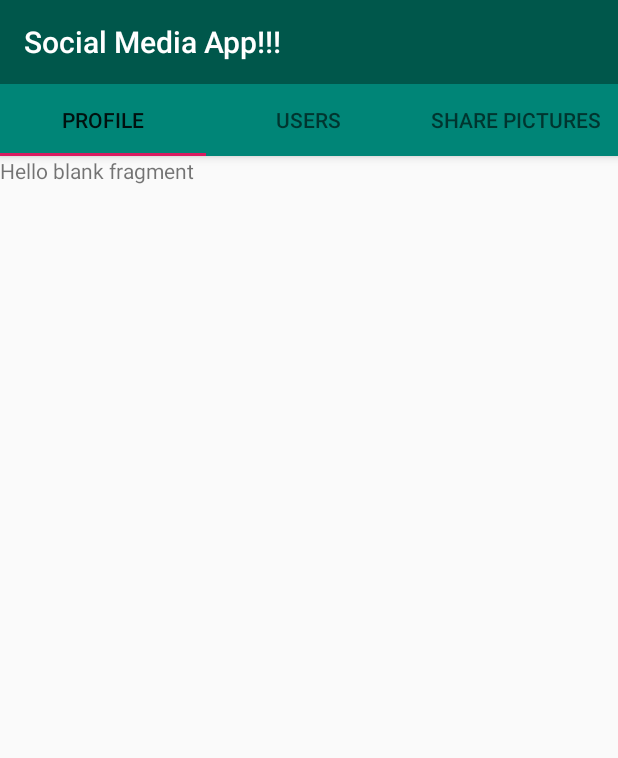
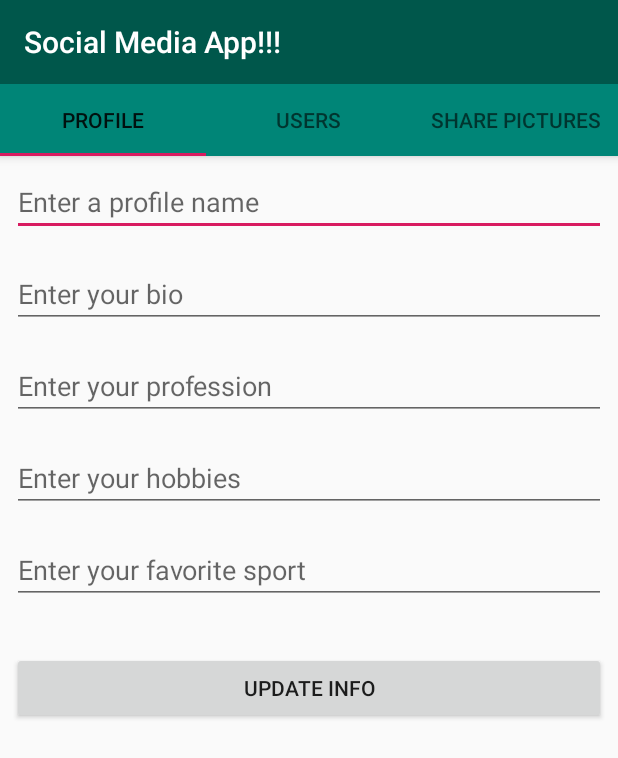
Before and after one commit to reyniskhan/InstagramClone, an Android app: the ProfileTab screen opened directly, with no data from a screen before it, on a phone screen of 412 x 824 dp. Shown: the top 758 px of the screen. Run offline under Robolectric (Android 15) with nearby library versions, the phone set to English and light mode, and no system bars; libraries missing offline, so code that uses them is left out: com.parse; 9 statements that could not run were skipped.

Commit message:
Implemented Users and Profile tab

```diff
--- a/app/src/main/AndroidManifest.xml
+++ b/app/src/main/AndroidManifest.xml
@@ -2,6 +2,7 @@
 <manifest xmlns:android="http://schemas.android.com/apk/res/android"
     package="com.example.instagramclone">
 
+    <uses-permission android:name="android.permission.READ_EXTERNAL_STORAGE"/>
     <uses-permission android:name="android.permission.ACCESS_NETWORK_STATE" />
     <uses-permission android:name="android.permission.INTERNET" />
 
--- a/app/src/main/java/com/example/instagramclone/ProfileTab.java
+++ b/app/src/main/java/com/example/instagramclone/ProfileTab.java
@@ -5,8 +5,15 @@ import android.os.Bundle;
 import android.view.LayoutInflater;
 import android.view.View;
 import android.view.ViewGroup;
+import android.widget.Button;
+import android.widget.EditText;
+import android.widget.Toast;
 
 import androidx.fragment.app.Fragment;
+
+import com.parse.ParseException;
+import com.parse.ParseUser;
+import com.parse.SaveCallback;
 
 
 /**
@@ -14,6 +21,9 @@ import androidx.fragment.app.Fragment;
  */
 public class ProfileTab extends Fragment {
 
+    private EditText edtProfileName, edtProfileBio, edtProfileProfession, edtProfileHobbies,
+    edtProfileFavoriteSport;
+    private Button btnProfileUpdateInfo;
 
     public ProfileTab() {
         // Required empty public constructor
@@ -24,7 +34,57 @@ public class ProfileTab extends Fragment {
     public View onCreateView(LayoutInflater inflater, ViewGroup container,
                              Bundle savedInstanceState) {
         // Inflate the layout for this fragment
-        return inflater.inflate(R.layout.fragment_profile_tab, container, false);
+        View view = inflater.inflate(R.layout.fragment_profile_tab, container, false);
+        edtProfileName = view.findViewById(R.id.edtProfileName);
+        edtProfileBio = view.findViewById(R.id.edtProfileBio);
+        edtProfileProfession = view.findViewById(R.id.edtProfileProfession);
+        edtProfileHobbies = view.findViewById(R.id.edtProfileHobbies);
+        edtProfileFavoriteSport = view.findViewById(R.id.edtProfileFavoriteSport);
+        btnProfileUpdateInfo = view.findViewById(R.id.btnProfileUpdateInfo);
+
+        final ParseUser parseUser = ParseUser.getCurrentUser();
+
+        if (parseUser.get("profileName") == null){
+            edtProfileName.setText(" ");
+
+        }else {
+            edtProfileName.setText(parseUser.get("profileName").toString());
+
+        }
+
+        edtProfileBio.setText(parseUser.get("profileBio")+"");
+        edtProfileProfession.setText(parseUser.get("profileProfession")+"");
+        edtProfileHobbies.setText(parseUser.get("profileHobbies")+"");
+        edtProfileFavoriteSport.setText(parseUser.get("profileFavoriteSport")+"");
+
+
+
+        btnProfileUpdateInfo.setOnClickListener(new View.OnClickListener() {
+            @Override
+            public void onClick(View view) {
+
+                parseUser.put("profileName", edtProfileName.getText().toString());
+                parseUser.put("profileBio", edtProfileBio.getText().toString());
+                parseUser.put("profileProfession", edtProfileProfession.getText().toString());
+                parseUser.put("profileHobbies", edtProfileHobbies.getText().toString());
+                parseUser.put("profileFavoriteSport", edtProfileFavoriteSport.getText().toString());
+
+                parseUser.saveInBackground(new SaveCallback() {
+                    @Override
+                    public void done(ParseException e) {
+                        if (e == null) {
+                            Toast.makeText(getContext(),"Info Updated!!!",Toast.LENGTH_LONG).show();
+                        }else {
+                            Toast.makeText(getContext(),e.getMessage(),Toast.LENGTH_LONG).show();
+
+                        }
+                    }
+                });
+
+            }
+        });
+
+        return view;
     }
 
 }
--- a/app/src/main/java/com/example/instagramclone/UsersTab.java
+++ b/app/src/main/java/com/example/instagramclone/UsersTab.java
@@ -5,14 +5,29 @@ import android.os.Bundle;
 import android.view.LayoutInflater;
 import android.view.View;
 import android.view.ViewGroup;
+import android.widget.ArrayAdapter;
+import android.widget.ListView;
+import android.widget.TextView;
 
 import androidx.fragment.app.Fragment;
+
+import com.parse.FindCallback;
+import com.parse.ParseException;
+import com.parse.ParseQuery;
+import com.parse.ParseUser;
+
+import java.util.ArrayList;
+import java.util.List;
 
 
 /**
  * A simple {@link Fragment} subclass.
  */
 public class UsersTab extends Fragment {
+
+    private ListView listView;
+    private ArrayList arrayList;
+    private ArrayAdapter arrayAdapter;
 
 
     public UsersTab() {
@@ -24,7 +39,34 @@ public class UsersTab extends Fragment {
     public View onCreateView(LayoutInflater inflater, ViewGroup container,
                              Bundle savedInstanceState) {
         // Inflate the layout for this fragment
-        return inflater.inflate(R.layout.fragment_users_tab, container, false);
+        View view = inflater.inflate(R.layout.fragment_users_tab, container, false);
+
+        listView = view.findViewById(R.id.listView);
+        arrayList = new ArrayList();
+        arrayAdapter = new ArrayAdapter(getContext(),android.R.layout.simple_expandable_list_item_1,arrayList);
+        final TextView txtLoadingUsers = view.findViewById(R.id.txtLoadingUsers);
+
+        ParseQuery<ParseUser> parseQuery = ParseUser.getQuery();
+
+        parseQuery.whereNotEqualTo("username", ParseUser.getCurrentUser().getUsername());
+        parseQuery.findInBackground(new FindCallback<ParseUser>() {
+            @Override
+            public void done(List<ParseUser> users, ParseException e) {
+                if (e == null) {
+                    if(users.size()>0){
+                        for (ParseUser user:users){
+                            arrayList.add(user.getUsername());
+                        }
+                        listView.setAdapter(arrayAdapter);
+                        listView.setVisibility(View.VISIBLE);
+
+                        txtLoadingUsers.animate().alpha(0f).setDuration(1500);
+                    }
+                }
+            }
+        });
+
+        return view;
     }
 
 }
--- a/app/src/main/res/layout/fragment_profile_tab.xml
+++ b/app/src/main/res/layout/fragment_profile_tab.xml
@@ -1,14 +1,94 @@
 <?xml version="1.0" encoding="utf-8"?>
 <androidx.constraintlayout.widget.ConstraintLayout xmlns:android="http://schemas.android.com/apk/res/android"
+    xmlns:app="http://schemas.android.com/apk/res-auto"
     xmlns:tools="http://schemas.android.com/tools"
     android:layout_width="match_parent"
     android:layout_height="match_parent"
     tools:context=".ProfileTab">
 
     <!-- TODO: Update blank fragment layout -->
-    <TextView
-        android:layout_width="match_parent"
-        android:layout_height="match_parent"
-        android:text="@string/hello_blank_fragment" />
+
+    <EditText
+        android:id="@+id/edtProfileName"
+        android:layout_width="0dp"
+        android:layout_height="wrap_content"
+        android:layout_marginStart="8dp"
+        android:layout_marginTop="8dp"
+        android:layout_marginEnd="8dp"
+        android:ems="10"
+        android:hint="Enter a profile name"
+        android:inputType="textPersonName"
+        app:layout_constraintEnd_toEndOf="parent"
+        app:layout_constraintStart_toStartOf="parent"
+        app:layout_constraintTop_toTopOf="parent" />
+
+    <EditText
+        android:id="@+id/edtProfileBio"
+        android:layout_width="0dp"
+        android:layout_height="wrap_content"
+        android:layout_marginStart="8dp"
+        android:layout_marginTop="16dp"
+        android:layout_marginEnd="8dp"
+        android:ems="10"
+        android:hint="Enter your bio"
+        android:inputType="textPersonName"
+        app:layout_constraintEnd_toEndOf="parent"
+        app:layout_constraintStart_toStartOf="parent"
+        app:layout_constraintTop_toBottomOf="@+id/edtProfileName" />
+
+    <EditText
+        android:id="@+id/edtProfileProfession"
+        android:layout_width="0dp"
+        android:layout_height="wrap_content"
+        android:layout_marginStart="8dp"
+        android:layout_marginTop="16dp"
+        android:layout_marginEnd="8dp"
+        android:ems="10"
+        android:hint="Enter your profession"
+        android:inputType="textPersonName"
+        app:layout_constraintEnd_toEndOf="parent"
+        app:layout_constraintStart_toStartOf="parent"
+        app:layout_constraintTop_toBottomOf="@+id/edtProfileBio" />
+
+    <EditText
+        android:id="@+id/edtProfileHobbies"
+        android:layout_width="0dp"
+        android:layout_height="wrap_content"
+        android:layout_marginStart="8dp"
+        android:layout_marginTop="16dp"
+        android:layout_marginEnd="8dp"
+        android:ems="10"
+        android:hint="Enter your hobbies"
+        android:inputType="textPersonName"
+        app:layout_constraintEnd_toEndOf="parent"
+        app:layout_constraintStart_toStartOf="parent"
+        app:layout_constraintTop_toBottomOf="@+id/edtProfileProfession" />
+
+    <EditText
+        android:id="@+id/edtProfileFavoriteSport"
+        android:layout_width="0dp"
+        android:layout_height="wrap_content"
+        android:layout_marginStart="8dp"
+        android:layout_marginTop="16dp"
+        android:layout_marginEnd="8dp"
+        android:ems="10"
+        android:hint="Enter your favorite sport"
+        android:inputType="textPersonName"
+        app:layout_constraintEnd_toEndOf="parent"
+        app:layout_constraintStart_toStartOf="parent"
+        app:layout_constraintTop_toBottomOf="@+id/edtProfileHobbies" />
+
+    <Button
+        android:id="@+id/btnProfileUpdateInfo"
+        android:layout_width="0dp"
+        android:layout_height="wrap_content"
+        android:layout_marginStart="8dp"
+        android:layout_marginTop="32dp"
+        android:layout_marginEnd="8dp"
+        android:text="Update info"
+        app:layout_constraintEnd_toEndOf="parent"
+        app:layout_constraintHorizontal_bias="0.498"
+        app:layout_constraintStart_toStartOf="parent"
+        app:layout_constraintTop_toBottomOf="@+id/edtProfileFavoriteSport" />
 
 </androidx.constraintlayout.widget.ConstraintLayout>
--- a/app/src/main/res/layout/fragment_share_picture_tab.xml
+++ b/app/src/main/res/layout/fragment_share_picture_tab.xml
@@ -5,10 +5,6 @@
     android:layout_height="match_parent"
     tools:context=".SharePictureTab">
 
-    <!-- TODO: Update blank fragment layout -->
-    <TextView
-        android:layout_width="match_parent"
-        android:layout_height="match_parent"
-        android:text="@string/hello_blank_fragment" />
+
 
 </androidx.constraintlayout.widget.ConstraintLayout>
```
Also changed, not shown: app/src/main/res/layout/fragment_users_tab.xml (+26 -5 lines).
